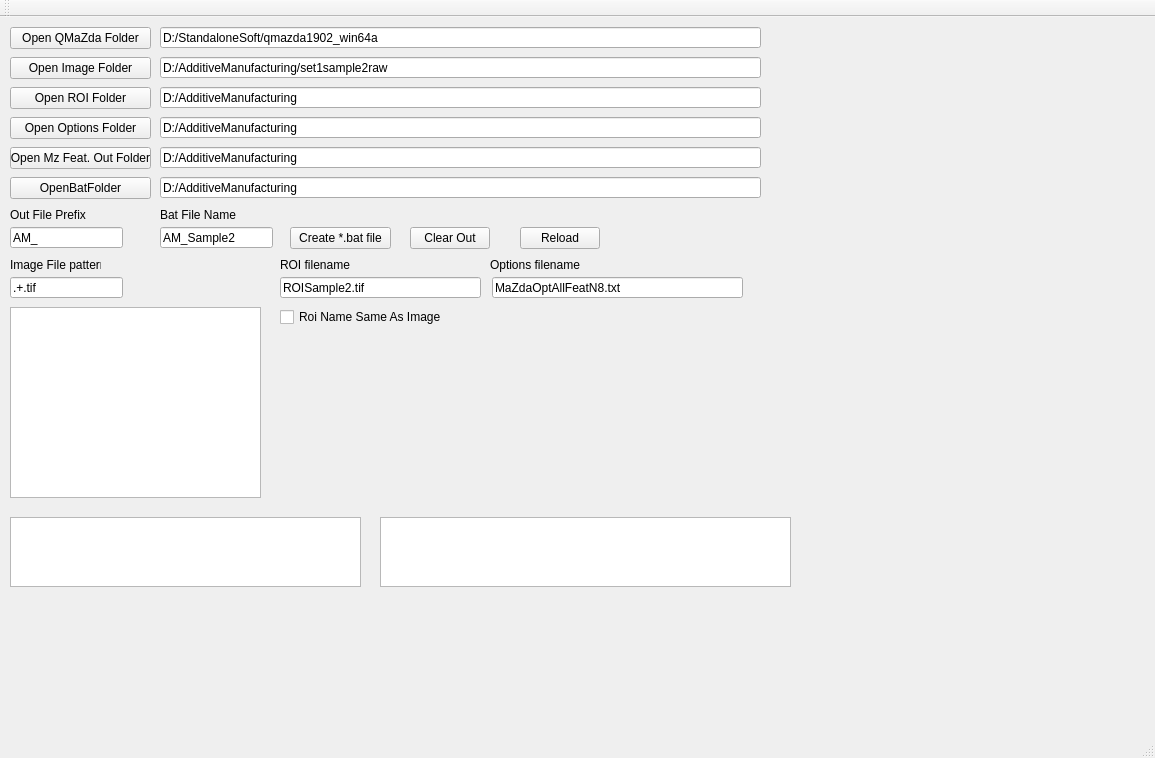
Qt form mainwindow.ui (marcinkociolek/MazdaBatSimple) before a commit.
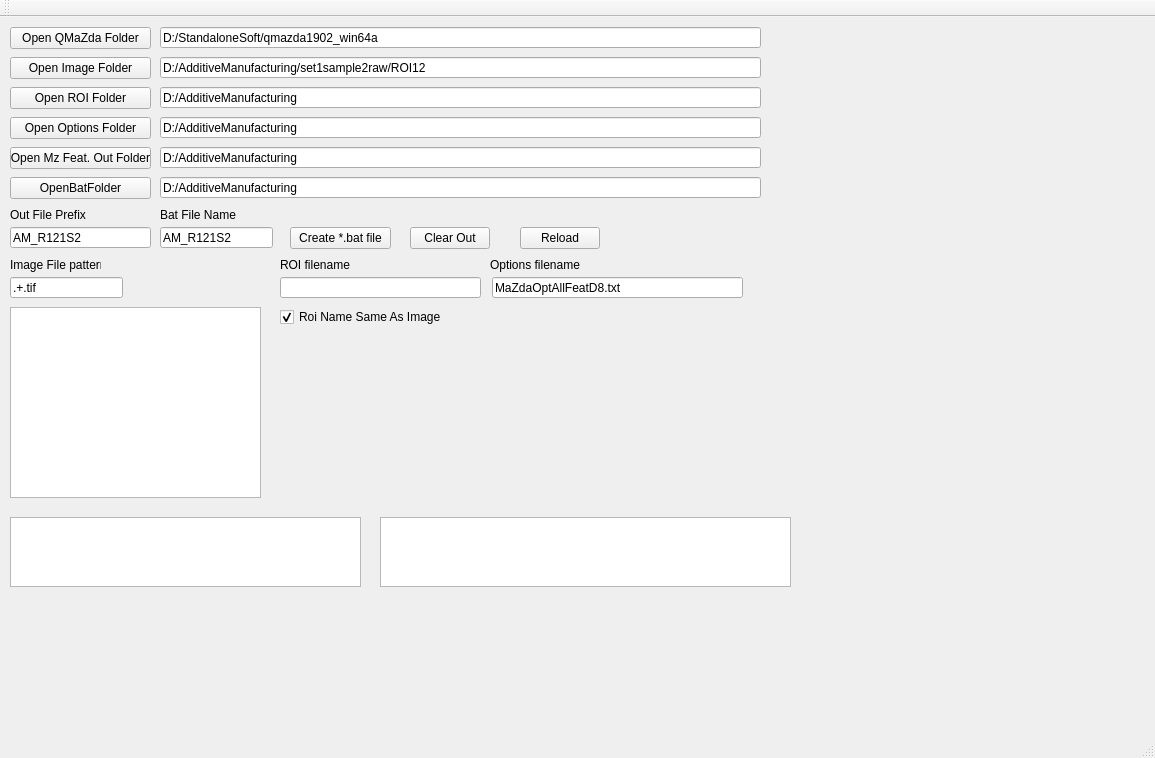
The same form after that commit.

Diff of the .ui file:
```diff
--- a/mainwindow.ui
+++ b/mainwindow.ui
@@ -102,7 +102,7 @@
      </rect>
     </property>
     <property name="text">
-     <string>D:/AdditiveManufacturing/set1sample2raw</string>
+     <string>D:/AdditiveManufacturing/set1sample2raw/ROI12</string>
     </property>
    </widget>
    <widget class="QLineEdit" name="lineEditROIFolder">
@@ -229,7 +229,7 @@
      </rect>
     </property>
     <property name="text">
-     <string>AM_Sample2</string>
+     <string>AM_R121S2</string>
     </property>
    </widget>
    <widget class="QLabel" name="labelImageFilePattern">
@@ -309,12 +309,12 @@
      <rect>
       <x>10</x>
       <y>210</y>
-      <width>113</width>
+      <width>141</width>
       <height>21</height>
      </rect>
     </property>
     <property name="text">
-     <string>AM_</string>
+     <string>AM_R121S2</string>
     </property>
    </widget>
    <widget class="QLineEdit" name="lineEditROIFileName">
@@ -327,7 +327,7 @@
      </rect>
     </property>
     <property name="text">
-     <string>ROISample2.tif</string>
+     <string/>
     </property>
    </widget>
    <widget class="QLabel" name="labelROIFileName">
@@ -353,7 +353,7 @@
      </rect>
     </property>
     <property name="text">
-     <string>MaZdaOptAllFeatN8.txt</string>
+     <string>MaZdaOptAllFeatD8.txt</string>
     </property>
    </widget>
    <widget class="QLabel" name="labelROIFileName_2">
@@ -381,6 +381,9 @@
     <property name="text">
      <string>Roi Name Same As Image</string>
     </property>
+    <property name="checked">
+     <bool>true</bool>
+    </property>
    </widget>
   </widget>
   <widget class="QMenuBar" name="menuBar">
```
